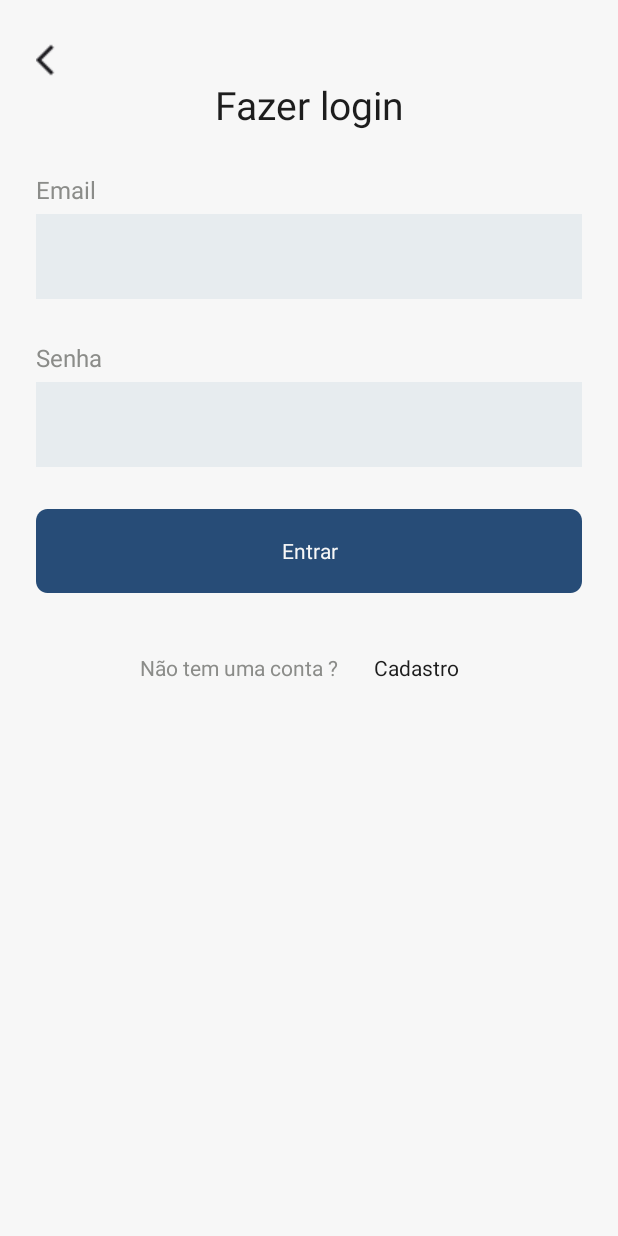
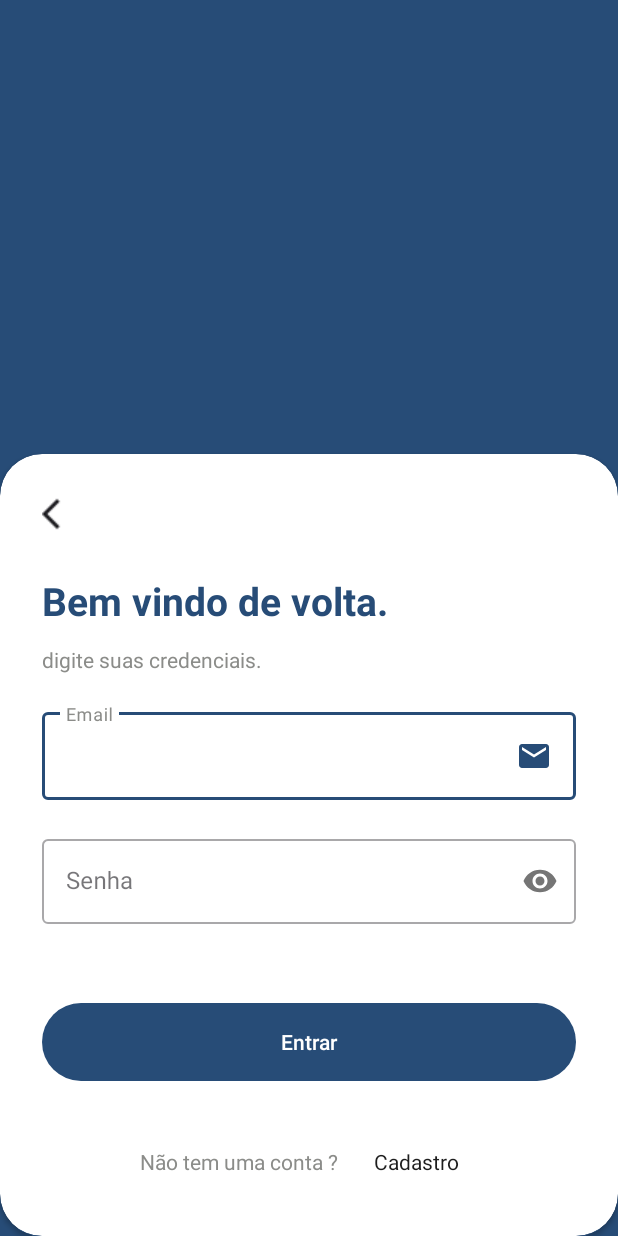
Before and after one commit to FREELA-sptech/FREELA-mobile, an Android app: the Login screen opened directly, with no data from a screen before it, on a phone screen of 412 x 824 dp. Run offline under Robolectric (Android 15) with nearby library versions, the phone set to English and light mode, and no system bars.

Commit message:
melhora tela de login

```diff
--- a/FREELA/app/src/main/java/com/example/freela/view/Login.kt
+++ b/FREELA/app/src/main/java/com/example/freela/view/Login.kt
@@ -10,6 +10,7 @@ import com.example.freela.databinding.ActivityLoginBinding
 import com.example.freela.model.dto.request.LoginRequest
 import com.example.freela.model.dto.response.LoginResponse
 import com.example.freela.network.RetrofitClient
+import com.google.android.material.snackbar.Snackbar
 import retrofit2.Call
 import retrofit2.Callback
 import retrofit2.Response
@@ -30,8 +31,14 @@ class Login : AppCompatActivity() {
 
             if (!isValidEmail(inputEmail)){
                 binding.email.error = "Email inválido"
+                val snackbar = Snackbar.make(it,"Email inválido!",Snackbar.LENGTH_SHORT)
+                snackbar.show();
+
             }else if(inputPassword.length < 8){
                 binding.password.error = "Senha muito curta"
+                val snackbar = Snackbar.make(it,"Senha muito curta!",Snackbar.LENGTH_SHORT)
+                snackbar.show();
+
             }else{
                 tryLogin(inputEmail,inputPassword)
             }
--- /dev/null
+++ b/FREELA/app/src/main/res/drawable/ic_email.xml
@@ -0,0 +1,5 @@
+<vector android:height="24dp" android:tint="#274C77"
+    android:viewportHeight="24" android:viewportWidth="24"
+    android:width="24dp" xmlns:android="http://schemas.android.com/apk/res/android">
+    <path android:fillColor="@android:color/white" android:pathData="M20,4L4,4c-1.1,0 -1.99,0.9 -1.99,2L2,18c0,1.1 0.9,2 2,2h16c1.1,0 2,-0.9 2,-2L22,6c0,-1.1 -0.9,-2 -2,-2zM20,8l-8,5 -8,-5L4,6l8,5 8,-5v2z"/>
+</vector>
--- a/FREELA/app/src/main/res/layout/activity_login.xml
+++ b/FREELA/app/src/main/res/layout/activity_login.xml
@@ -1,90 +1,112 @@
 <?xml version="1.0" encoding="utf-8"?>
-<LinearLayout xmlns:android="http://schemas.android.com/apk/res/android"
+<RelativeLayout xmlns:android="http://schemas.android.com/apk/res/android"
     xmlns:app="http://schemas.android.com/apk/res-auto"
     xmlns:tools="http://schemas.android.com/tools"
     android:layout_width="match_parent"
+    android:background="@color/color01"
     android:layout_height="match_parent"
+    android:orientation="vertical"
+    tools:context=".view.Login">
+
+    <androidx.cardview.widget.CardView
+        android:layout_width="match_parent"
+        android:layout_height="wrap_content"
+        android:layout_alignParentBottom="true"
         android:background="@color/backgroundprimary"
-    android:orientation="vertical"
-    android:paddingHorizontal="24dp"
-    tools:context=".view.Login">
+        app:cardCornerRadius="28dp">
 
         <LinearLayout
             android:layout_width="match_parent"
             android:layout_height="wrap_content"
-        android:orientation="vertical">
+            android:orientation="vertical"
+            android:layout_alignParentBottom="true"
+            android:padding="28dp">
+
             <ImageView
                 android:id="@+id/btnreturn"
-            android:layout_marginTop="28dp"
                 android:layout_width="wrap_content"
                 android:layout_height="wrap_content"
-            android:src="@drawable/arrowback"/>
+                android:layout_marginBottom="28dp"
+                android:src="@drawable/arrowback" />
+
+            <TextView
+                style="@style/title"
+                android:layout_width="match_parent"
+                android:layout_height="wrap_content"
+                android:text="@string/titleLogin"
+                android:textColor="@color/color01"
+                android:textStyle="bold"
+                android:layout_marginBottom="12dp"/>
+
             <TextView
                 android:layout_width="match_parent"
+                android:textColor="@color/textsecondary"
                 android:layout_height="wrap_content"
-            android:textAlignment="center"
-            style="@style/title"
-            android:text="@string/login"/>
-    </LinearLayout>
+                android:text="@string/subTitleLogin"
+                android:layout_marginBottom="20dp"
+                />
 
-
-    <TextView
-        android:layout_marginTop="28dp"
+            <com.google.android.material.textfield.TextInputLayout
                 android:layout_width="match_parent"
                 android:layout_height="wrap_content"
-        android:text="Email"
-        style="@style/inoutLabel"
-        />
-    <com.google.android.material.textfield.TextInputLayout
-        android:layout_width="match_parent"
-        android:layout_height="wrap_content">
+                style="@style/Widget.MaterialComponents.TextInputLayout.OutlinedBox"
+
+                app:hintAnimationEnabled="true"
+                app:hintTextColor="@color/textsecondary"
+                app:errorTextColor="@color/error"
+                app:errorEnabled="true">
+
                 <com.google.android.material.textfield.TextInputEditText
                     android:id="@+id/email"
                     android:layout_width="match_parent"
                     android:layout_height="wrap_content"
-            android:background="@color/color04"
-            android:textColor="@color/textprimary"
                     android:inputType="text"
-            />
+                    android:hint="@string/email"
+                    android:maxLines="1"
+                    android:drawableRight="@drawable/ic_email"
+                    android:textColor="@color/textprimary" />
+
+            </com.google.android.material.textfield.TextInputLayout>
+
+            <com.google.android.material.textfield.TextInputLayout
+                android:layout_width="match_parent"
+                android:layout_height="wrap_content"
+                style="@style/Widget.MaterialComponents.TextInputLayout.OutlinedBox"
+                app:hintAnimationEnabled="true"
+                app:hintTextColor="@color/textsecondary"
+                app:errorTextColor="@color/error"
+                app:errorEnabled="true"
+                app:passwordToggleEnabled="true">
+
+                <com.google.android.material.textfield.TextInputEditText
+                    android:id="@+id/password"
+                    android:layout_width="match_parent"
+                    android:layout_height="wrap_content"
+                    android:inputType="textPassword"
+                    android:hint="@string/senha"
+                    android:maxLines="1"
+
+                    android:textColor="@color/textprimary" />
 
             </com.google.android.material.textfield.TextInputLayout>
 
             <TextView
-        android:layout_width="match_parent"
-        android:layout_height="wrap_content"
-        android:layout_marginTop="28dp"
-        android:text="Senha"
-        style="@style/inoutLabel"
-        />
-    <com.google.android.material.textfield.TextInputLayout
-        android:layout_width="match_parent"
-        android:layout_height="wrap_content">
-        <com.google.android.material.textfield.TextInputEditText
-            android:id="@+id/password"
-            android:layout_width="match_parent"
-            android:layout_height="wrap_content"
-            android:background="@color/color04"
-            android:textColor="@color/textprimary"
-            android:inputType="text"
-            />
-
-    </com.google.android.material.textfield.TextInputLayout>
-    <TextView
                 android:id="@+id/errorMessage"
                 android:layout_width="match_parent"
                 android:layout_height="wrap_content"
+                android:layout_marginTop="8dp"
                 android:paddingVertical="8sp"
-        android:layout_marginTop="8dp"
+                android:textColor="@color/error"
                 android:textSize="18dp"
-        android:visibility="gone"
-        android:textColor="@color/error"
-        />
-    <Button
+                android:visibility="gone" />
+
+            <com.google.android.material.button.MaterialButton
+                android:id="@+id/entrar"
+                android:layout_width="match_parent"
+                android:layout_height="60dp"
+                android:layout_marginTop="28dp"
                 android:text="Entrar"
-        style="@style/btnprimary"
-        android:id="@+id/entrar"
-        android:layout_marginTop="28dp"
-        />
+                app:cornerRadius="32dp"/>
 
             <LinearLayout
                 android:layout_width="wrap_content"
@@ -110,5 +132,7 @@
                     android:textColor="@color/textprimary"
                     android:textFontWeight="700" />
             </LinearLayout>
+        </LinearLayout>
+    </androidx.cardview.widget.CardView>
 
-</LinearLayout>
+</RelativeLayout>
--- a/FREELA/app/src/main/res/values/strings.xml
+++ b/FREELA/app/src/main/res/values/strings.xml
@@ -1,8 +1,9 @@
 <resources>
     <string name="app_name">FREELA</string>
-    <string name="login">Fazer login</string>
-    <string name="email">@</string>
-    <string name="senha">********</string>
+    <string name="titleLogin">Bem vindo de volta.</string>
+    <string name="subTitleLogin">digite suas credenciais.</string>
+    <string name="email">Email</string>
+    <string name="senha">Senha</string>
 
 
     <string name="menu_home">Inicio</string>
```
Lines whose indentation alone changed are shown as unchanged.
